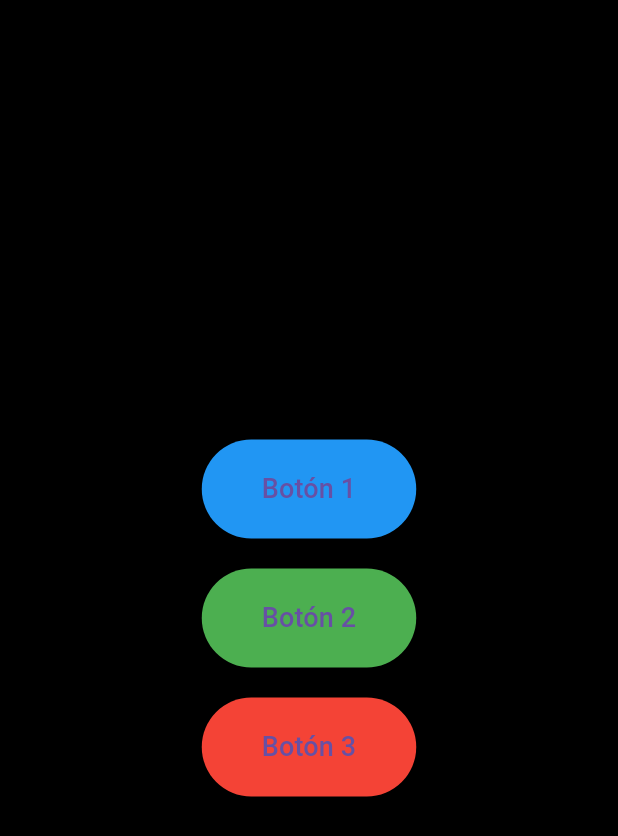
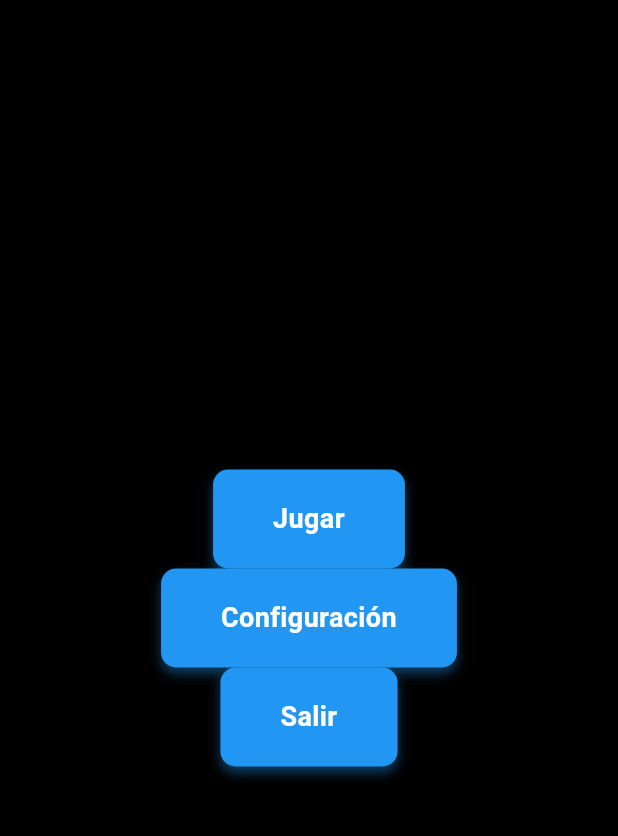
Before and after one commit to samboadas221/FlutterEngine, a Flutter app: the screen it shows after launch, on a phone screen of 412 x 824 dp. Shown: the top 836 px of the screen. Run offline on Flutter 3.47's test engine with Material 3 defaults, Android fonts, the phone set to English and light mode, and no system bars; our stand-ins replace audioplayers.

Commit message:
Adding custom buttons and custom menus. So we can create GUIs faster

```diff
--- /dev/null
+++ b/lib/CustomButton.dart
@@ -0,0 +1,143 @@
+
+import 'package:flutter/material.dart';
+import 'package:audioplayers/audioplayers.dart';
+
+/// Un botón completamente personalizable, con una API sencilla estilo OOP.
+/// Ahora con soporte para reproducir un sonido al hacer click:
+///   button.setAudioOnClick("assets/audio/click8.wav");
+class Button {
+  String _text = "Button";
+  Color _backgroundColor = Colors.blue;
+  Color _textColor = Colors.white;
+  double _fontSize = 18.0;
+  EdgeInsets _padding = const EdgeInsets.symmetric(horizontal: 40, vertical: 20);
+  VoidCallback? _onPressed;
+  String? _clickAudioAsset; // ruta del asset (normalizada)
+
+  // --------------------------
+  // API simple que pediste
+  // --------------------------
+  void setText(String text) => _text = text;
+  void setBackgroundColor(Color color) => _backgroundColor = color;
+  void setTextColor(Color color) => _textColor = color;
+  void setFontSize(double size) => _fontSize = size;
+  void setPadding(EdgeInsets padding) => _padding = padding;
+  void setOnPressed(VoidCallback callback) => _onPressed = callback;
+
+  /// Asigna un asset de audio para reproducir al hacer click.
+  /// Acepta rutas como "assets/audio/click.wav" o "audio/click.wav".
+  void setAudioOnClick(String assetPath) {
+    _clickAudioAsset = _normalizeAssetPath(assetPath);
+  }
+
+  // Normalize para AssetSource: remove leading "assets/" si viene
+  static String _normalizeAssetPath(String p) {
+    if (p.startsWith('assets/')) p = p.substring(7);
+    if (p.startsWith('/')) p = p.substring(1);
+    return p;
+  }
+
+  /// Devuelve el Widget de Flutter listo para usarse
+  Widget build() {
+    return _CustomButtonWidget(
+      text: _text,
+      backgroundColor: _backgroundColor,
+      textColor: _textColor,
+      fontSize: _fontSize,
+      padding: _padding,
+      onPressed: _onPressed,
+      clickAudioAsset: _clickAudioAsset,
+    );
+  }
+}
+
+// ----------------------------------------------------
+// Widget interno que maneja el estado del botón
+// ----------------------------------------------------
+class _CustomButtonWidget extends StatefulWidget {
+  final String text;
+  final Color backgroundColor;
+  final Color textColor;
+  final double fontSize;
+  final EdgeInsets padding;
+  final VoidCallback? onPressed;
+  final String? clickAudioAsset;
+
+  const _CustomButtonWidget({
+    required this.text,
+    required this.backgroundColor,
+    required this.textColor,
+    required this.fontSize,
+    required this.padding,
+    required this.onPressed,
+    required this.clickAudioAsset,
+    Key? key,
+  }) : super(key: key);
+
+  @override
+  State<_CustomButtonWidget> createState() => _CustomButtonWidgetState();
+}
+
+class _CustomButtonWidgetState extends State<_CustomButtonWidget> {
+  bool _isPressed = false;
+
+  // Reproduce el sonido (no bloqueante). Creamos un AudioPlayer en modo lowLatency.
+  Future<void> _playClickSound(String assetPath) async {
+    try {
+      final player = AudioPlayer(playerMode: PlayerMode.lowLatency);
+      await player.play(AssetSource(assetPath));
+      // No esperamos la terminación completa para no bloquear; liberamos recursos.
+      // En la práctica se podría mantener un pool si hay muchos sonidos simultáneos,
+      // pero para la mayoría de los casos crear+dispose funciona bien.
+      player.dispose();
+    } catch (e) {
+      // Si falla la reproducción no hacemos nada (no rompe la UI).
+      // Puedes agregar logging si quieres.
+    }
+  }
+
+  @override
+  Widget build(BuildContext context) {
+    return GestureDetector(
+      onTapDown: (_) => setState(() => _isPressed = true),
+      onTapUp: (_) async {
+        setState(() => _isPressed = false);
+        // Primero reproducimos el sonido (fire-and-forget)
+        if (widget.clickAudioAsset != null) {
+          _playClickSound(widget.clickAudioAsset!);
+        }
+        // Luego llamamos al callback del usuario
+        widget.onPressed?.call();
+      },
+      onTapCancel: () => setState(() => _isPressed = false),
+      child: AnimatedContainer(
+        duration: const Duration(milliseconds: 100),
+        padding: widget.padding,
+        decoration: BoxDecoration(
+          color: _isPressed
+              ? widget.backgroundColor.withOpacity(0.7)
+              : widget.backgroundColor,
+          borderRadius: BorderRadius.circular(10),
+          boxShadow: _isPressed
+              ? []
+              : [
+                  BoxShadow(
+                    color: widget.backgroundColor.withOpacity(0.4),
+                    offset: const Offset(0, 4),
+                    blurRadius: 6,
+                  ),
+                ],
+        ),
+        child: Text(
+          widget.text,
+          textAlign: TextAlign.center,
+          style: TextStyle(
+            color: widget.textColor,
+            fontSize: widget.fontSize,
+            fontWeight: FontWeight.bold,
+          ),
+        ),
+      ),
+    );
+  }
+}
--- /dev/null
+++ b/lib/CustomMenu.dart
@@ -0,0 +1,108 @@
+
+import 'package:flutter/material.dart';
+import 'CustomButton.dart';
+
+/// Gestor global de menús.
+/// Mantiene una lista de todos los menús y controla cuál está visible.
+class MenuManager {
+  static final List<Menu> _menus = [];
+  static Menu? _currentMenu;
+
+  static void register(Menu menu) {
+    if (!_menus.contains(menu)) {
+      _menus.add(menu);
+    }
+  }
+
+  static void show(Menu menu) {
+    for (var m in _menus) {
+      m._visible = false;
+    }
+    menu._visible = true;
+    _currentMenu = menu;
+    _notifyAll();
+  }
+
+  static void _notifyAll() {
+    for (var m in _menus) {
+      m._update?.call();
+    }
+  }
+
+  static Widget buildMenusLayer() {
+    // Muestra todos los menús registrados, pero solo el activo será visible
+    return Stack(
+      children: _menus.map((m) => m._buildInternal()).toList(),
+    );
+  }
+}
+
+/// Clase Menu — contenedor simple de widgets (botones u otros).
+class Menu {
+  final List<Widget> _children = [];
+  bool _visible = false;
+  VoidCallback? _update;
+  final String name;
+
+  Menu({this.name = "Menu"}) {
+    MenuManager.register(this);
+  }
+
+  void setAsDefaultMenu() {
+    MenuManager.show(this);
+  }
+
+  void add(dynamic widget) {
+    // Acepta tanto Button (nuestro) como cualquier Widget
+    if (widget is Button) {
+      _children.add(widget.build());
+    } else if (widget is Widget) {
+      _children.add(widget);
+    } else {
+      throw ArgumentError("Solo se pueden agregar Widgets o Buttons personalizados");
+    }
+    _update?.call();
+  }
+
+  void show() => MenuManager.show(this);
+  void hide() {
+    _visible = false;
+    _update?.call();
+  }
+
+  Widget _buildInternal() {
+    return _MenuWidget(menu: this);
+  }
+}
+
+/// Widget interno que representa el menú en pantalla.
+/// Muestra/oculta según el flag [_visible].
+class _MenuWidget extends StatefulWidget {
+  final Menu menu;
+  const _MenuWidget({required this.menu});
+
+  @override
+  State<_MenuWidget> createState() => _MenuWidgetState();
+}
+
+class _MenuWidgetState extends State<_MenuWidget> {
+  @override
+  void initState() {
+    super.initState();
+    widget.menu._update = () => setState(() {});
+  }
+
+  @override
+  Widget build(BuildContext context) {
+    if (!widget.menu._visible) {
+      return const SizedBox.shrink(); // invisible
+    }
+
+    return Center(
+      child: Column(
+        mainAxisAlignment: MainAxisAlignment.center,
+        children: widget.menu._children,
+      ),
+    );
+  }
+}
--- a/lib/main.dart
+++ b/lib/main.dart
@@ -1,92 +1,66 @@
 
 import 'package:flutter/material.dart';
-import 'package:audioplayers/audioplayers.dart';
+import 'CustomButton.dart';
+import 'CustomMenu.dart';
 
 void main() {
-  runApp(const FootballMenuDemo());
+  runApp(const MyGame());
 }
 
-class FootballMenuDemo extends StatefulWidget {
-  const FootballMenuDemo({super.key});
-
-  @override
-  State<FootballMenuDemo> createState() => _FootballMenuDemoState();
-}
-
-class _FootballMenuDemoState extends State<FootballMenuDemo> {
-  late final AudioPlayer _bgMusicPlayer;
-  final AudioPlayer _sfxPlayer = AudioPlayer();
-  Color _button1Color = Colors.blue;
-  Color _button2Color = Colors.green;
-  Color _button3Color = Colors.red;
-
-  @override
-  void initState() {
-    super.initState();
-    _bgMusicPlayer = AudioPlayer();
-    _playBackgroundMusic();
-  }
-
-  Future<void> _playBackgroundMusic() async {
-    await _bgMusicPlayer.setReleaseMode(ReleaseMode.loop);
-    await _bgMusicPlayer.play(AssetSource('audio/music.opus'));
-  }
-
-  Future<void> _playButtonSound(String fileName) async {
-    await _sfxPlayer.play(AssetSource('audio/$fileName'));
-  }
-
-  @override
-  void dispose() {
-    _bgMusicPlayer.dispose();
-    _sfxPlayer.dispose();
-    super.dispose();
-  }
-
-  Widget _buildButton(String label, Color color, String soundFile, VoidCallback onPressed) {
-    return ElevatedButton(
-      style: ElevatedButton.styleFrom(
-        backgroundColor: color,
-        padding: const EdgeInsets.symmetric(horizontal: 40, vertical: 20),
-      ),
-      onPressed: () async {
-        await _playButtonSound(soundFile);
-        onPressed();
-      },
-      child: Text(label, style: const TextStyle(fontSize: 18)),
-    );
-  }
+class MyGame extends StatelessWidget {
+  const MyGame({super.key});
 
   @override
   Widget build(BuildContext context) {
+    // ==== Crear botones ====
+    Button buttonPlay = Button();
+    buttonPlay.setText("Jugar");
+    buttonPlay.setAudioOnClick("audio/click2.opus");
+
+    Button buttonSettings = Button();
+    buttonSettings.setText("Configuración");
+    buttonSettings.setAudioOnClick("audio/click2.opus");
+
+    Button buttonExit = Button();
+    buttonExit.setText("Salir");
+    buttonExit.setAudioOnClick("audio/click2.opus");
+
+    Button backButton = Button();
+    backButton.setText("Volver");
+    backButton.setAudioOnClick("audio/click2.opus");
+
+    // ==== Crear menús ====
+    Menu menuPrincipal = Menu(name: "Principal");
+    Menu menuOpciones = Menu(name: "Opciones");
+
+    menuPrincipal.add(buttonPlay);
+    menuPrincipal.add(buttonSettings);
+    menuPrincipal.add(buttonExit);
+
+    menuOpciones.add(backButton);
+
+    menuPrincipal.setAsDefaultMenu();
+
+    // ==== Configurar acciones de botones ====
+    buttonPlay.setOnPressed(() {
+      print("Iniciar juego...");
+    });
+
+    buttonSettings.setOnPressed(() {
+      menuPrincipal.hide();
+      menuOpciones.show();
+    });
+
+    backButton.setOnPressed(() {
+      menuOpciones.hide();
+      menuPrincipal.show();
+    });
+
+    // ==== Mostrar en pantalla ====
     return MaterialApp(
-      title: 'Football Menu Demo',
       home: Scaffold(
         backgroundColor: Colors.black,
-        body: Center(
-          child: Column(
-            mainAxisAlignment: MainAxisAlignment.center,
-            children: [
-              _buildButton("Botón 1", _button1Color, "click1.opus", () {
-                setState(() {
-                  _button1Color = _button1Color == Colors.blue ? Colors.orange : Colors.blue;
-                });
-              }),
-              const SizedBox(height: 20),
-              _buildButton("Botón 2", _button2Color, "click2.opus", () {
-                setState(() {
-                  _button2Color = _button2Color == Colors.green ? Colors.purple : Colors.green;
-                });
-              }),
-              const SizedBox(height: 20),
-              _buildButton("Botón 3", _button3Color, "click3.opus", () {
-                setState(() {
-                  _button3Color = _button3Color == Colors.red ? Colors.yellow : Colors.red;
-                });
-              }),
-            ],
-          ),
-        ),
+        body: MenuManager.buildMenusLayer(),
       ),
     );
   }
--- a/pubspec.yaml
+++ b/pubspec.yaml
@@ -30,10 +30,7 @@ dev_dependencies:
 flutter:
   uses-material-design: true
   assets:
-    - assets/audio/music.opus
-    - assets/audio/click1.opus
-    - assets/audio/click2.opus
-    - assets/audio/click3.opus
+    - assets/audio/
   #  - images/a_dot_burr.jpeg
   #  - images/a_dot_ham.jpeg
   # fonts:
```
